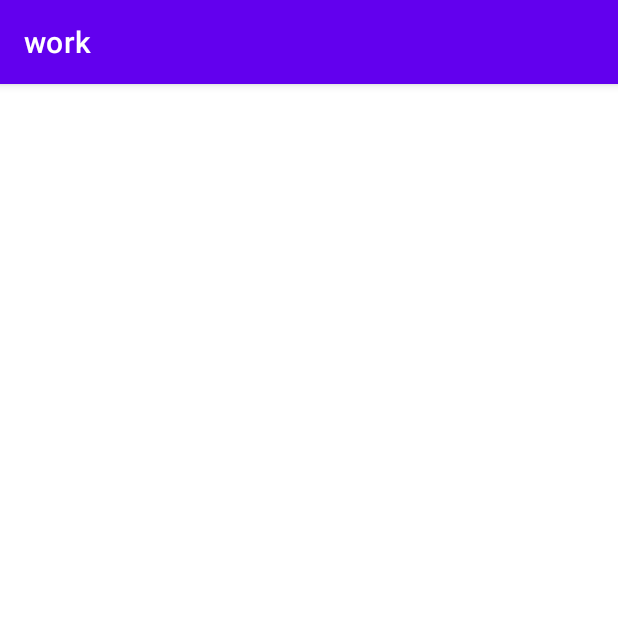
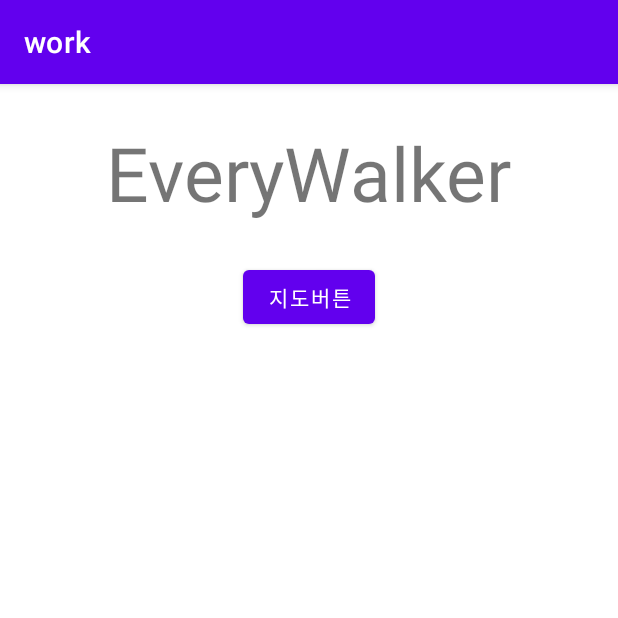
Before and after one commit to kimgeunha/work3, an Android app: the screen it shows after launch (MainActivity), on a phone screen of 412 x 824 dp, the top half of it. Run offline under Robolectric (Android 15) with nearby library versions, the phone set to English and light mode, and no system bars; libraries missing offline, so code that uses them is left out: net.daum.mf.

Commit message:
두번쨰

```diff
--- a/app/src/main/java/com/work/myapp/MainActivity.java
+++ b/app/src/main/java/com/work/myapp/MainActivity.java
@@ -2,8 +2,11 @@ package com.work.myapp;
 
 import androidx.appcompat.app.AppCompatActivity;
 
-import android.graphics.Color;
+
+import android.content.Intent;
 import android.os.Bundle;
+import android.view.View;
+import android.widget.Button;
 import android.widget.RelativeLayout;
 
 import net.daum.mf.map.api.CameraUpdateFactory;
@@ -13,84 +16,26 @@ import net.daum.mf.map.api.MapPointBounds;
 import net.daum.mf.map.api.MapPolyline;
 import net.daum.mf.map.api.MapView;
 
-public class MainActivity extends AppCompatActivity implements MapView.CurrentLocationEventListener, MapView.POIItemEventListener {
+public class MainActivity extends AppCompatActivity {
 
-    MapView mapView;
-    RelativeLayout mapViewContainer;
-
+    public static final int sub = 1001;
     @Override
     protected void onCreate(Bundle savedInstanceState) {
 
         super.onCreate(savedInstanceState);
         setContentView(R.layout.activity_main);
-        mapViewContainer = (RelativeLayout) findViewById(R.id.map_view);
-        mapView = new MapView(this);
-        mapView.setPOIItemEventListener(this);
-        mapViewContainer.addView(mapView);
+        Button btn = (Button)findViewById(R.id.map);
 
-        MapPolyline polyline = new MapPolyline();
-        polyline.setTag(1000);
-        polyline.setLineColor(Color.argb(255, 255, 0, 255)); // Polyline 컬러 지정.
+        btn.setOnClickListener(new View.OnClickListener() {
+            @Override
+            public void onClick(View v) {
+                Intent intent = new Intent(getApplicationContext(),MapActivity.class);
+                startActivityForResult(intent,sub);
+            }
+        });
 
-        // Polyline 좌표 지정.
-
-        polyline.addPoint(MapPoint.mapPointWithGeoCoord(37.448943761134906, 127.16788011302884));
-        polyline.addPoint(MapPoint.mapPointWithGeoCoord(37.44873082147137, 127.16672139875301));
-        polyline.addPoint(MapPoint.mapPointWithGeoCoord(37.448396348424836, 127.16518546167829));
-        polyline.addPoint(MapPoint.mapPointWithGeoCoord(37.4477367575155, 127.16540642408388));
-        polyline.addPoint(MapPoint.mapPointWithGeoCoord(37.448943761134906, 127.16788011302884));
-
-        // Polyline 지도에 올리기.
-        mapView.addPolyline(polyline);
-
-        // 지도뷰의 중심좌표와 줌레벨을 Polyline이 모두 나오도록 조정.
-        MapPointBounds mapPointBounds = new MapPointBounds(polyline.getMapPoints());
-        int padding = 100; // px
-        mapView.moveCamera(CameraUpdateFactory.newMapPointBounds(mapPointBounds, padding));
 
 
     }
 
-    @Override
-    public void onPOIItemSelected(MapView mapView, MapPOIItem mapPOIItem) {
-        }
-
-    @Override
-    public void onCalloutBalloonOfPOIItemTouched(MapView mapView, MapPOIItem mapPOIItem) {
-
-    }
-
-    @Override
-    public void onCalloutBalloonOfPOIItemTouched(MapView mapView, MapPOIItem mapPOIItem, MapPOIItem.CalloutBalloonButtonType calloutBalloonButtonType) {
-
-    }
-
-    @Override
-    public void onDraggablePOIItemMoved(MapView mapView, MapPOIItem mapPOIItem, MapPoint mapPoint) {
-
-    }
-
-    @Override
-    public void onCurrentLocationUpdate(MapView mapView, MapPoint mapPoint, float v) {
-
-        MapPoint.GeoCoordinate mapPointGeo = mapPoint.getMapPointGeoCoord();
-        MapPoint currentMapPoint = MapPoint.mapPointWithGeoCoord(mapPointGeo.latitude, mapPointGeo.longitude);
-        mapView.setMapCenterPoint(currentMapPoint, true);
-        mapView.setCurrentLocationTrackingMode(MapView.CurrentLocationTrackingMode.TrackingModeOff);
-    }
-
-    @Override
-    public void onCurrentLocationDeviceHeadingUpdate(MapView mapView, float v) {
-
-    }
-
-    @Override
-    public void onCurrentLocationUpdateFailed(MapView mapView) {
-
-    }
-
-    @Override
-    public void onCurrentLocationUpdateCancelled(MapView mapView) {
-
-    }
 }
--- a/app/src/main/res/layout/activity_main.xml
+++ b/app/src/main/res/layout/activity_main.xml
@@ -1,9 +1,23 @@
 <?xml version="1.0" encoding="utf-8"?>
-<RelativeLayout xmlns:android="http://schemas.android.com/apk/res/android"
-    android:orientation="vertical" android:layout_width="match_parent"
+<LinearLayout xmlns:android="http://schemas.android.com/apk/res/android"
+    android:orientation="vertical"
+    android:layout_width="match_parent"
     android:layout_height="match_parent">
-    <RelativeLayout
-        android:id="@+id/map_view"
-        android:layout_width="match_parent"
-        android:layout_height="match_parent" />
-</RelativeLayout>
+
+    <TextView
+        android:layout_width="wrap_content"
+        android:layout_height="wrap_content"
+        android:text="EveryWalker"
+        android:textSize="50dp"
+        android:layout_gravity="center"
+        android:layout_margin="25dp"/>
+
+    <Button
+        android:id="@+id/map"
+        android:layout_width="wrap_content"
+        android:layout_height="wrap_content"
+        android:text="지도버튼"
+        android:layout_gravity="center"/>
+
+
+</LinearLayout>
```
Also changed, not shown: app/src/main/java/com/work/myapp/MapActivity.java (added, +63 -0 lines), app/src/main/res/layout/activity_map.xml (added, +21 -0 lines).
